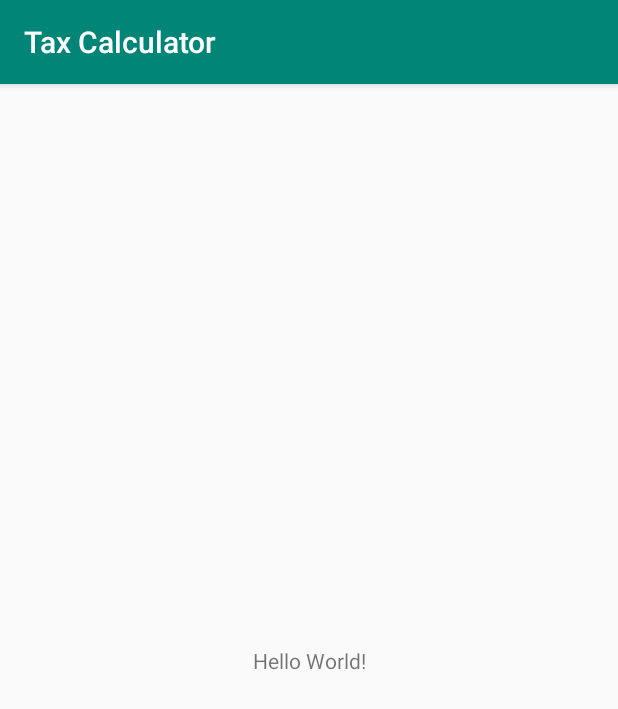
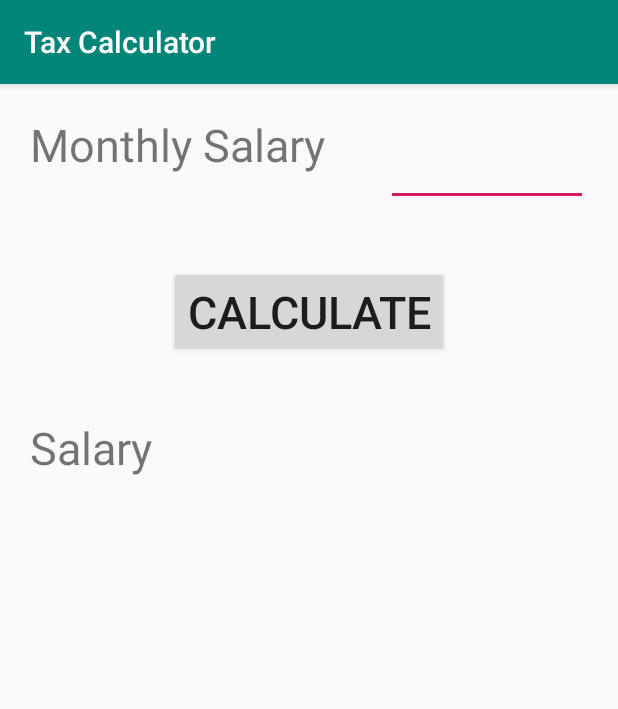
Before and after one commit to KARAN-SHRESTHA/TaxCalculator, an Android app: the screen it shows after launch (MainActivity), on a phone screen of 412 x 824 dp. Shown: the top 709 px of the screen. Run offline under Robolectric (Android 15) with nearby library versions, the phone set to English and light mode, and no system bars.

Commit message:
Design Created

```diff
--- a/app/src/main/res/layout/activity_main.xml
+++ b/app/src/main/res/layout/activity_main.xml
@@ -1,5 +1,5 @@
 <?xml version="1.0" encoding="utf-8"?>
-<android.support.constraint.ConstraintLayout xmlns:android="http://schemas.android.com/apk/res/android"
+<RelativeLayout xmlns:android="http://schemas.android.com/apk/res/android"
     xmlns:app="http://schemas.android.com/apk/res-auto"
     xmlns:tools="http://schemas.android.com/tools"
     android:layout_width="match_parent"
@@ -9,10 +9,43 @@
     <TextView
         android:layout_width="wrap_content"
         android:layout_height="wrap_content"
-        android:text="Hello World!"
-        app:layout_constraintBottom_toBottomOf="parent"
-        app:layout_constraintLeft_toLeftOf="parent"
-        app:layout_constraintRight_toRightOf="parent"
-        app:layout_constraintTop_toTopOf="parent" />
+        android:id="@+id/tvSalary"
+        android:text="Monthly Salary"
+        android:textSize="30dp"
+        android:layout_margin="20dp"
 
-</android.support.constraint.ConstraintLayout>
+        />
+
+    <EditText
+        android:layout_width="fill_parent"
+        android:layout_height="wrap_content"
+        android:textSize="30dp"
+        android:layout_margin="20dp"
+        android:layout_toEndOf="@id/tvSalary"
+        android:id="@+id/etSalary"
+
+        />
+
+    <Button
+        android:layout_width="wrap_content"
+        android:layout_height="wrap_content"
+        android:layout_margin="20dp"
+        android:text="Calculate"
+        android:textSize="30dp"
+        android:layout_below="@id/etSalary"
+        android:layout_centerInParent="true"
+        android:id="@+id/btn"
+        />
+
+    <TextView
+        android:layout_width="wrap_content"
+        android:layout_height="wrap_content"
+        android:id="@+id/tvOut"
+        android:text="Salary"
+        android:textSize="30dp"
+        android:layout_margin="20dp"
+        android:layout_below="@+id/btn"
+
+        />
+
+</RelativeLayout>
```
